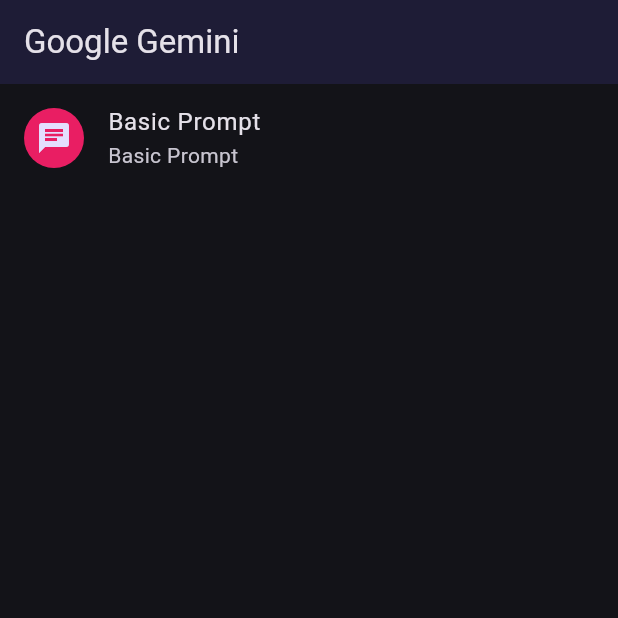
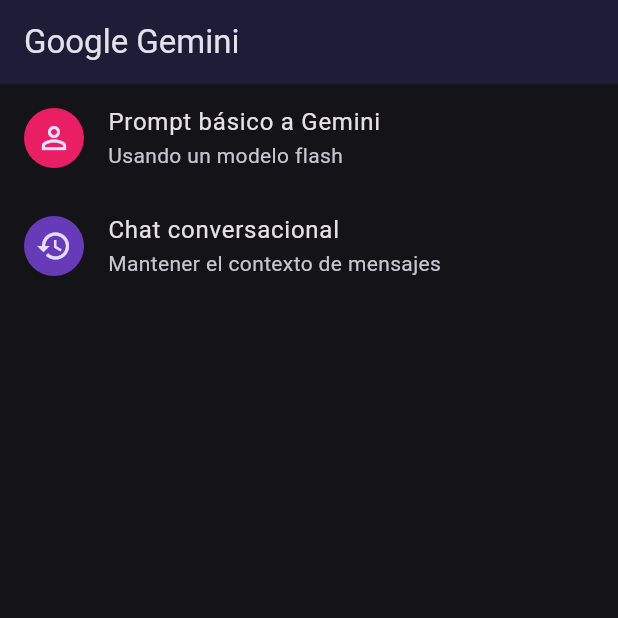
Before and after one commit to EddyRuLop/gemini_app, a Flutter app: the screen it shows after launch, on a phone screen of 412 x 824 dp, the top half of it. Run offline on Flutter 3.47's test engine with Material 3 defaults, Android fonts, the phone set to English and light mode, and no system bars; our stand-ins replace dio, flutter_chat_types, flutter_chat_ui, flutter_dotenv, flutter_riverpod, go_router and 2 more; generated files the repository leaves out were written again.

Commit message:
PantallaDelChatConversacional

```diff
--- a/lib/config/router/app_router.dart
+++ b/lib/config/router/app_router.dart
@@ -1,10 +1,18 @@
 import 'package:gemini_app/presentation/screens/basic_prompt/basic_prompt.dart';
+import 'package:gemini_app/presentation/screens/basic_prompt/chat_context_screen.dart';
+import 'package:go_router/go_router.dart';
 import 'package:gemini_app/presentation/screens/home/home_screen.dart';
-import 'package:go_router/go_router.dart';
 
-final appRouter = GoRouter(routes: [
-  GoRoute(path: '/', builder: (context, state) => const HomeScreen()),
-  GoRoute(
+final appRouter = GoRouter(
+  routes: [
+    GoRoute(path: '/', builder: (context, state) => const HomeScreen()),
+    GoRoute(
       path: '/basic-prompt',
-      builder: (context, state) => const BasicPromptScreen()),
-]);
+      builder: (context, state) => const BasicPromptScreen(),
+    ),
+    GoRoute(
+      path: '/history-chat',
+      builder: (context, state) => const ChatContextScreen(),
+    ),
+  ],
+);
--- a/lib/presentation/screens/home/home_screen.dart
+++ b/lib/presentation/screens/home/home_screen.dart
@@ -7,21 +7,29 @@ class HomeScreen extends StatelessWidget {
   @override
   Widget build(BuildContext context) {
     return Scaffold(
-        appBar: AppBar(
-          title: const Text('Google Gemini'),
-        ),
+      appBar: AppBar(title: const Text('Google Gemini')),
       body: ListView(
         children: [
           ListTile(
             leading: const CircleAvatar(
               backgroundColor: Colors.pink,
-                child: Icon(Icons.chat),
+              child: Icon(Icons.person_outline),
             ),
-              title: const Text('Basic Prompt'),
-              subtitle: const Text('Basic Prompt'),
+            title: const Text('Prompt básico a Gemini'),
+            subtitle: const Text('Usando un modelo flash'),
             onTap: () => context.push('/basic-prompt'),
-            )
+          ),
+          ListTile(
+            leading: const CircleAvatar(
+              backgroundColor: Colors.deepPurple,
+              child: Icon(Icons.history_outlined),
+            ),
+            title: const Text('Chat conversacional'),
+            subtitle: const Text('Mantener el contexto de mensajes'),
+            onTap: () => context.push('/history-chat'),
+          ),
         ],
-        ));
+      ),
+    );
   }
 }
```
Also changed, not shown: lib/presentation/screens/basic_prompt/chat_context_screen.dart (added, +52 -0 lines). Lines whose indentation alone changed are shown as unchanged.
